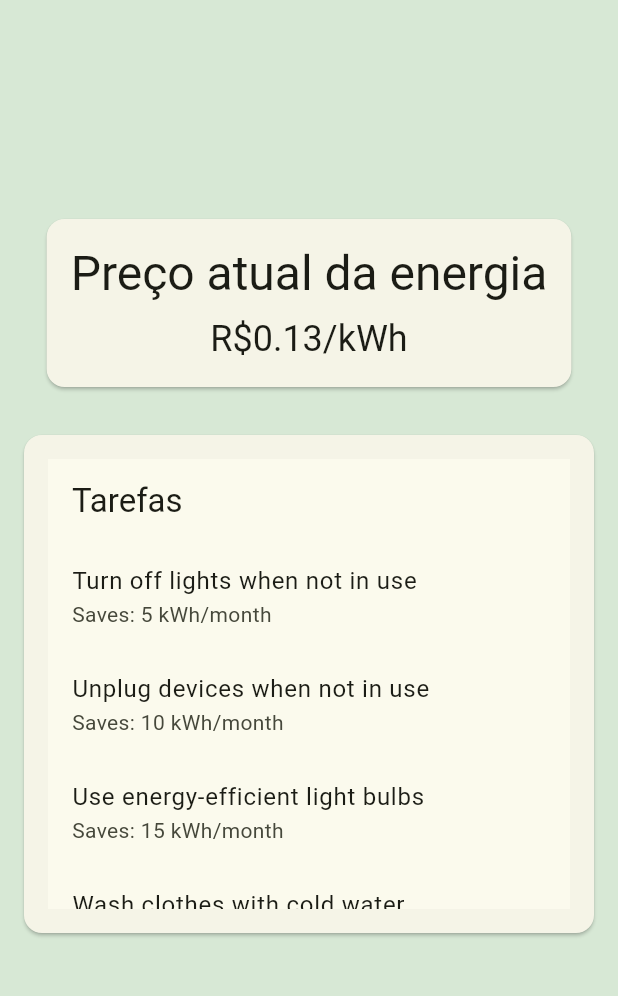
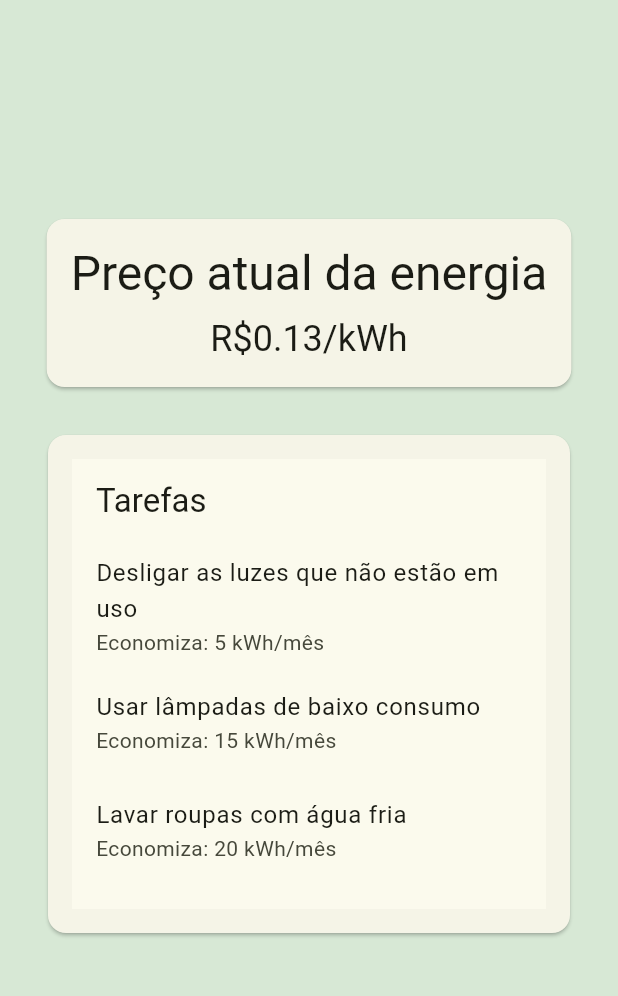
Before and after one commit to pedrogleta/ecogame, a Flutter app: the screen it shows after launch, on a phone screen of 412 x 824 dp, the part 84-1080 px from its top. Run offline on Flutter 3.47's test engine with Material 3 defaults, Android fonts, the light colour scheme and no system bars.

Commit message:
fix card styles and translate tasks to portuguese

```diff
--- a/lib/screens/game.dart
+++ b/lib/screens/game.dart
@@ -37,7 +37,8 @@ class _GameState extends State<Game> {
             ),
           ),
           Card(
-            margin: const EdgeInsets.all(16.0),
+            margin: const EdgeInsets.all(16.0) +
+                const EdgeInsets.only(left: 16.0, right: 16.0),
             child: Padding(
               padding: const EdgeInsets.all(16.0),
               child: SizedBox(
--- a/lib/screens/todo.dart
+++ b/lib/screens/todo.dart
@@ -4,11 +4,12 @@ class TodoListScreen extends StatelessWidget {
   TodoListScreen({super.key});
 
   final List<Map<String, String>> tasks = [
-    {'task': 'Turn off lights when not in use', 'value': '5 kWh/month'},
-    {'task': 'Unplug devices when not in use', 'value': '10 kWh/month'},
-    {'task': 'Use energy-efficient light bulbs', 'value': '15 kWh/month'},
-    {'task': 'Wash clothes with cold water', 'value': '20 kWh/month'},
-    {'task': 'Use a programmable thermostat', 'value': '25 kWh/month'},
+    {'task': 'Desligar as luzes que não estão em uso', 'value': '5 kWh/mês'},
+    {'task': 'Usar lâmpadas de baixo consumo', 'value': '15 kWh/mês'},
+    {'task': 'Lavar roupas com água fria', 'value': '20 kWh/mês'},
+    {'task': 'Usar um termostato programável', 'value': '25 kWh/mês'},
+    {'task': 'Lavar roupas com água fria', 'value': '20 kWh/mês'},
+    {'task': 'Usar um termostato programável', 'value': '25 kWh/mês'},
   ];
 
   @override
@@ -22,7 +23,7 @@ class TodoListScreen extends StatelessWidget {
         itemBuilder: (context, index) {
           return ListTile(
             title: Text(tasks[index]['task']!),
-            subtitle: Text('Saves: ${tasks[index]['value']}'),
+            subtitle: Text('Economiza: ${tasks[index]['value']}'),
           );
         },
       ),
```
